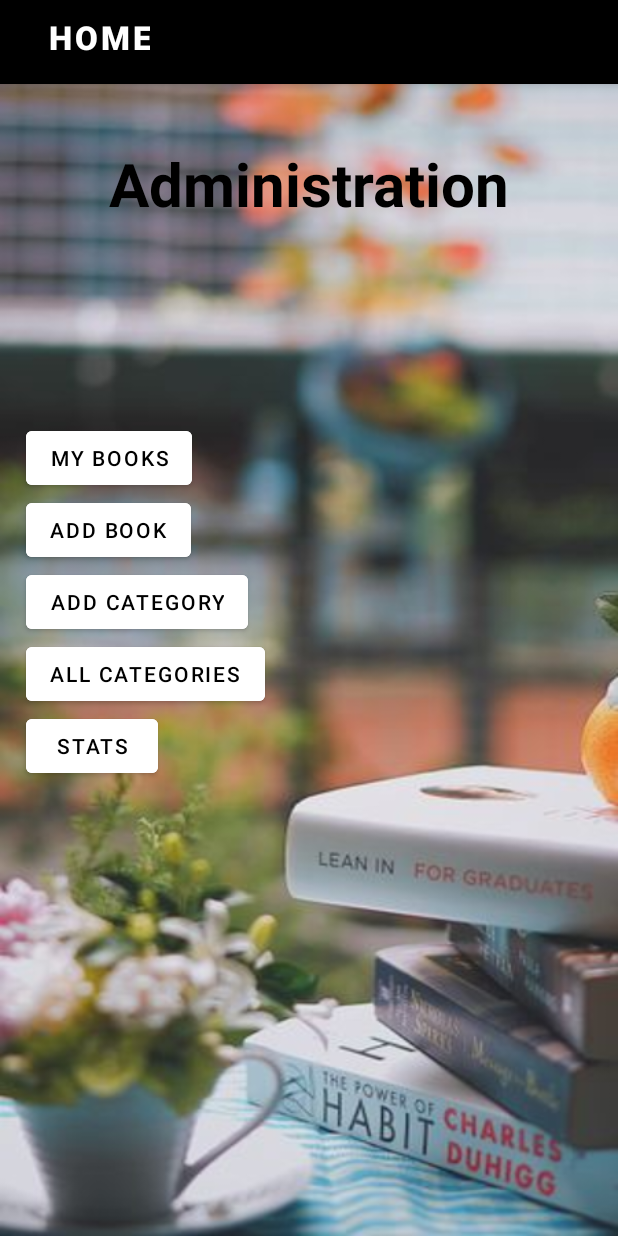
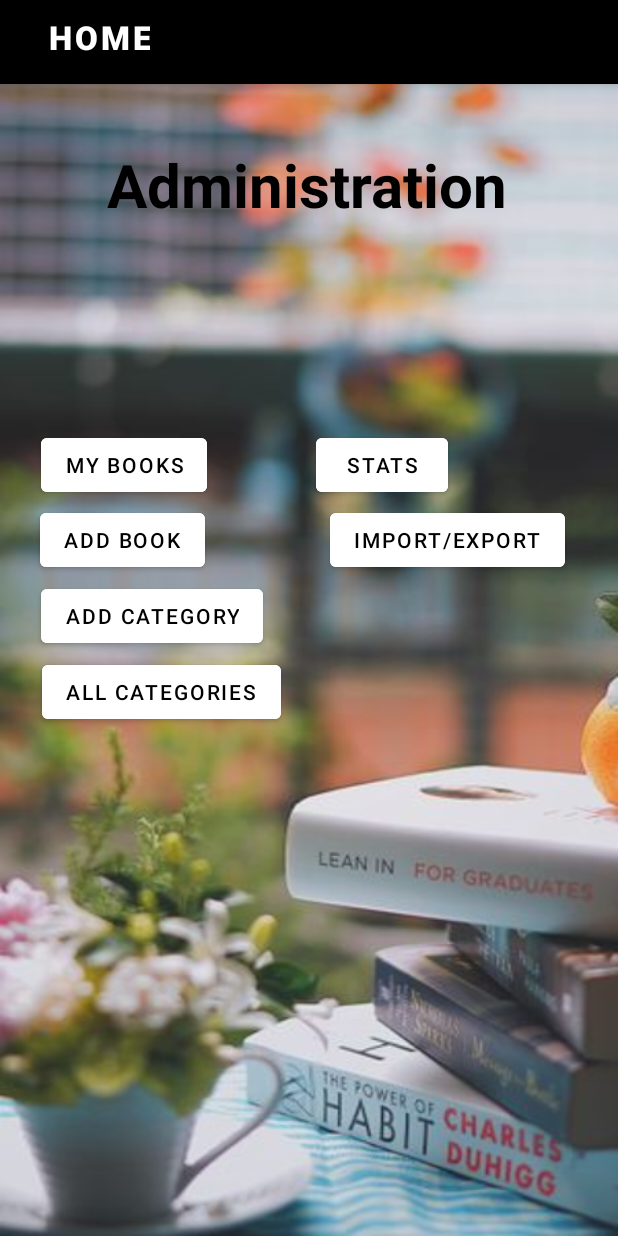
Before and after one commit to radubotanel99/MyBooks, an Android app: the AdministrationActivity screen opened directly, with no data from a screen before it, on a phone screen of 412 x 824 dp. Run offline under Robolectric (Android 15) with nearby library versions, the phone set to English and light mode, and no system bars; libraries missing offline, so code that uses them is left out: com.journeyapps.barcodescanner.

Commit message:
import/export functionalities

```diff
--- a/app/build.gradle
+++ b/app/build.gradle
@@ -39,4 +39,7 @@ dependencies {
     implementation 'com.journeyapps:zxing-android-embedded:4.3.0'
     implementation 'com.android.volley:volley:1.2.0'
     implementation 'com.squareup.picasso:picasso:2.71828'
+    implementation 'com.opencsv:opencsv:5.5.1'
+//    implementation 'org.apache.poi:poi:5.2.4'
+//    implementation 'org.apache.poi:poi-ooxml:5.2.4'
 }
--- a/app/src/main/AndroidManifest.xml
+++ b/app/src/main/AndroidManifest.xml
@@ -6,6 +6,7 @@
     <uses-permission android:name="android.permission.WRITE_EXTERNAL_STORAGE" />
     <uses-permission android:name="android.permission.INTERNET" />
     <uses-permission android:name="android.permission.ACCESS_NETWORK_STATE" />
+
 
     <application
         android:allowBackup="true"
@@ -17,6 +18,9 @@
         android:theme="@style/Theme.FirstApp"
         android:usesCleartextTraffic="true"
         tools:targetApi="31">
+        <activity
+            android:name=".activities.ImportExportActivity"
+            android:exported="false" />
         <activity
             android:name=".activities.StatsActivity"
             android:exported="false" />
--- a/app/src/main/java/com/firstapp/app/activities/AdministrationActivity.java
+++ b/app/src/main/java/com/firstapp/app/activities/AdministrationActivity.java
@@ -27,6 +27,7 @@ public class AdministrationActivity extends AbstractActivity {
     private Button addCategoryBtn;
     private Button allCategoriesBtn;
     private Button statsBtn;
+    private Button importExportBtn;
 
     @SuppressLint("MissingInflatedId")
     @Override
@@ -73,6 +74,14 @@ public class AdministrationActivity extends AbstractActivity {
                 openStatsActivity();
             }
         });
+
+        importExportBtn = (Button) findViewById(R.id.importExportBtn);
+        importExportBtn.setOnClickListener(new View.OnClickListener() {
+            @Override
+            public void onClick(View view) {
+                openImportExportActivity();
+            }
+        });
     }
 
     public void openMyBooksActivity() {
@@ -105,4 +114,10 @@ public class AdministrationActivity extends AbstractActivity {
         // we are here, nothing to do...
     }
 
+    private void openImportExportActivity() {
+        Intent intent = new Intent(this, ImportExportActivity.class);
+        startActivity(intent);
+    }
+
+
 }
--- a/app/src/main/java/com/firstapp/app/database/Database.java
+++ b/app/src/main/java/com/firstapp/app/database/Database.java
@@ -89,7 +89,7 @@ public class Database extends SQLiteOpenHelper {
     }
 
     public void addNewBook(String title, String author, String publisher, String category,
-                           String description, String copies, String lentTo,
+                           String description, int copies, String lentTo,
                            String publishedDate, int numberOfPages, boolean digital, boolean lent,
                            boolean read, String imagePath) {
         SQLiteDatabase db = this.getReadableDatabase();
@@ -167,9 +167,9 @@ public class Database extends SQLiteOpenHelper {
         return bookManager.getBooksLentNumber(db);
     }
 
-    public Book getDuplicate(String title, String author, String publisher, String publishedDate) {
+    public Book getDuplicate(String title, String author, String publisher, int pageCount) {
         SQLiteDatabase db = this.getWritableDatabase();
-        return bookManager.getDuplicate(db, title, author, publisher, publishedDate);
+        return bookManager.getDuplicate(db, title, author, publisher, pageCount);
     }
 
     public void alterDatabase() {
--- a/app/src/main/java/com/firstapp/app/helperclasses/GeneralConstants.java
+++ b/app/src/main/java/com/firstapp/app/helperclasses/GeneralConstants.java
@@ -28,4 +28,6 @@ public class GeneralConstants {
 
     public static final String BOOK_TABLE = "book";
     public static final String CATEGORY_TABLE = "category";
+
+    public static final String PERSONAL_BOOKS = "Personal Books";
 }
--- a/app/src/main/java/com/firstapp/app/objects/Book.java
+++ b/app/src/main/java/com/firstapp/app/objects/Book.java
@@ -19,6 +19,10 @@ public class Book implements Serializable {
     private boolean lent;
     private boolean read;
     private String imagePath;
+
+    public Book() {
+
+    }
 
     public Book(int id, String title, Author author, String publisher, Category category) {
         this.id = id;
--- a/app/src/main/res/layout/activity_administration.xml
+++ b/app/src/main/res/layout/activity_administration.xml
@@ -6,25 +6,6 @@
     android:layout_height="match_parent"
     android:background="@drawable/book_adm"
     tools:context=".activities.AdministrationActivity">
-
-    <androidx.constraintlayout.widget.ConstraintLayout
-        android:layout_width="0dp"
-        android:layout_height="0dp"
-        android:layout_marginStart="1dp"
-        android:layout_marginTop="1dp"
-        android:layout_marginEnd="1dp"
-        android:layout_marginBottom="1dp"
-        app:layout_constraintBottom_toBottomOf="parent"
-        app:layout_constraintEnd_toEndOf="parent"
-        app:layout_constraintHorizontal_bias="0.0"
-        app:layout_constraintStart_toStartOf="parent"
-        app:layout_constraintTop_toTopOf="parent"
-        app:layout_constraintVertical_bias="1.0"
-        app:layout_constraintWidth_default="percent"
-        app:layout_constraintWidth_percent="1"
-        app:layout_constraintHeight_default="percent"
-        app:layout_constraintHeight_percent="1"
-        >
 
     <TextView
         android:id="@+id/titleTextView"
@@ -40,86 +21,89 @@
         app:layout_constraintStart_toStartOf="parent"
         app:layout_constraintTop_toTopOf="parent" />
 
-
-        <androidx.constraintlayout.widget.ConstraintLayout
-            android:id="@+id/buttonsLayout"
-            android:layout_width="match_parent"
-            android:layout_height="wrap_content"
-            app:layout_constraintBottom_toBottomOf="parent"
-            app:layout_constraintTop_toBottomOf="@+id/titleTextView"
-            app:layout_constraintVertical_bias="0.304"
-            tools:layout_editor_absoluteX="0dp">
-
     <Button
         android:id="@+id/myBooksBtn"
         android:layout_width="wrap_content"
         android:layout_height="wrap_content"
-                android:layout_marginStart="16dp"
         android:backgroundTint="@android:color/white"
         android:text="My Books"
         android:textColor="#000000"
-                app:layout_constraintBottom_toTopOf="@+id/addBookBtn"
+        app:layout_constraintBottom_toBottomOf="parent"
+        app:layout_constraintEnd_toEndOf="parent"
+        app:layout_constraintHorizontal_bias="0.09"
         app:layout_constraintStart_toStartOf="parent"
-                app:layout_constraintTop_toTopOf="parent" />
+        app:layout_constraintTop_toTopOf="parent"
+        app:layout_constraintVertical_bias="0.319" />
 
     <Button
         android:id="@+id/addBookBtn"
         android:layout_width="wrap_content"
         android:layout_height="wrap_content"
-                android:layout_marginStart="16dp"
         android:backgroundTint="@android:color/white"
         android:text="Add Book"
         android:textColor="#000000"
-                app:layout_constraintBottom_toTopOf="@+id/addCategoryBtn"
+        app:layout_constraintBottom_toBottomOf="parent"
+        app:layout_constraintEnd_toEndOf="parent"
+        app:layout_constraintHorizontal_bias="0.089"
         app:layout_constraintStart_toStartOf="parent"
-                app:layout_constraintTop_toBottomOf="@+id/myBooksBtn" />
+        app:layout_constraintTop_toTopOf="parent"
+        app:layout_constraintVertical_bias="0.389" />
 
     <Button
         android:id="@+id/addCategoryBtn"
         android:layout_width="wrap_content"
         android:layout_height="wrap_content"
-                android:layout_marginStart="16dp"
         android:backgroundTint="@android:color/white"
         android:text="Add Category"
         android:textColor="#000000"
-                app:layout_constraintBottom_toTopOf="@+id/allCategoriesBtn"
+        app:layout_constraintBottom_toBottomOf="parent"
+        app:layout_constraintEnd_toEndOf="parent"
+        app:layout_constraintHorizontal_bias="0.103"
         app:layout_constraintStart_toStartOf="parent"
-                app:layout_constraintTop_toBottomOf="@+id/addBookBtn" />
+        app:layout_constraintTop_toTopOf="parent"
+        app:layout_constraintVertical_bias="0.459" />
 
     <Button
         android:id="@+id/allCategoriesBtn"
         android:layout_width="wrap_content"
         android:layout_height="wrap_content"
-                android:layout_marginStart="16dp"
         android:backgroundTint="@android:color/white"
         android:text="All Categories"
         android:textColor="#000000"
-                app:layout_constraintBottom_toTopOf="@+id/statsBtn"
+        app:layout_constraintBottom_toBottomOf="parent"
+        app:layout_constraintEnd_toEndOf="parent"
+        app:layout_constraintHorizontal_bias="0.11"
         app:layout_constraintStart_toStartOf="parent"
-                app:layout_constraintTop_toBottomOf="@+id/addCategoryBtn" />
+        app:layout_constraintTop_toTopOf="parent"
+        app:layout_constraintVertical_bias="0.53" />
 
     <Button
         android:id="@+id/statsBtn"
         android:layout_width="wrap_content"
         android:layout_height="wrap_content"
-                android:layout_marginStart="16dp"
         android:backgroundTint="@android:color/white"
         android:text="Stats"
         android:textColor="#000000"
         app:layout_constraintBottom_toBottomOf="parent"
+        app:layout_constraintEnd_toEndOf="parent"
+        app:layout_constraintHorizontal_bias="0.65"
         app:layout_constraintStart_toStartOf="parent"
-                app:layout_constraintTop_toBottomOf="@+id/allCategoriesBtn"
-                app:layout_constraintVertical_bias="1.0" />
+        app:layout_constraintTop_toTopOf="parent"
+        app:layout_constraintVertical_bias="0.319" />
 
-            <androidx.constraintlayout.widget.Guideline
-                android:id="@+id/guideline"
+    <Button
+        android:id="@+id/importExportBtn"
         android:layout_width="wrap_content"
         android:layout_height="wrap_content"
-                android:orientation="vertical"
-                app:layout_constraintGuide_percent="0.0" />
+        android:backgroundTint="@android:color/white"
+        android:text="Import/Export"
+        android:textColor="#000000"
+        app:layout_constraintBottom_toBottomOf="parent"
+        app:layout_constraintEnd_toEndOf="parent"
+        app:layout_constraintHorizontal_bias="0.861"
+        app:layout_constraintStart_toStartOf="parent"
+        app:layout_constraintTop_toTopOf="parent"
+        app:layout_constraintVertical_bias="0.389" />
 
 
 </androidx.constraintlayout.widget.ConstraintLayout>
-
-    </androidx.constraintlayout.widget.ConstraintLayout>
-</androidx.constraintlayout.widget.ConstraintLayout>
--- a/gradle.properties
+++ b/gradle.properties
@@ -19,3 +19,4 @@ android.useAndroidX=true
 # resources declared in the library itself and none from the library's dependencies,
 # thereby reducing the size of the R class for that library
 android.nonTransitiveRClass=true
+# android.enableJetifier=true
```
Also changed, not shown: app/src/main/java/com/firstapp/app/activities/AddBookActivity.java (+43 -14 lines), app/src/main/java/com/firstapp/app/activities/ImportExportActivity.java (added, +54 -0 lines), app/src/main/java/com/firstapp/app/activities/ViewOneBookActivity.java (+20 -4 lines), app/src/main/java/com/firstapp/app/database/BookManager.java (+4 -4 lines), app/src/main/java/com/firstapp/app/helperclasses/CSVReaderHelper.java (added, +140 -0 lines), app/src/main/java/com/firstapp/app/helperclasses/CsvExporter.java (added, +115 -0 lines), app/src/main/java/com/firstapp/app/helperclasses/CsvImporter.java (added, +88 -0 lines), app/src/main/res/layout/activity_import_export.xml (added, +41 -0 lines), app/src/main/res/drawable/settings.jpg (added). Lines whose indentation alone changed are shown as unchanged.
